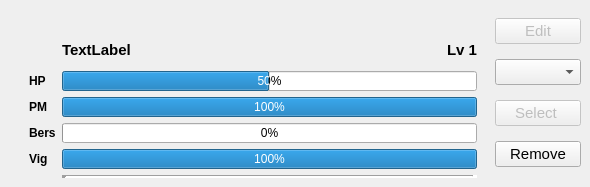
Above: app/view/forms/heropanel.ui from r0nd0ud0u/qt-rpg before the change. Below: the same form after it.
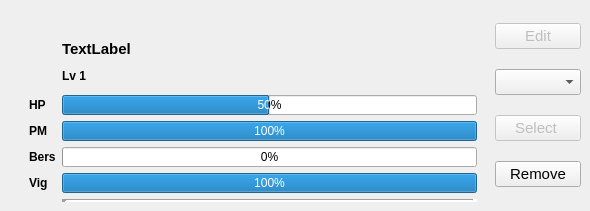
That is the form after the change. Custom widgets are drawn as their Qt base class.

Patch:
```diff
--- a/app/view/forms/heropanel.ui
+++ b/app/view/forms/heropanel.ui
@@ -7,7 +7,7 @@
     <x>0</x>
     <y>0</y>
     <width>590</width>
-    <height>187</height>
+    <height>211</height>
    </rect>
   </property>
   <property name="windowTitle">
@@ -151,7 +151,7 @@
          </property>
          <item row="1" column="1">
           <widget class="QWidget" name="hero_info" native="true">
-           <layout class="QHBoxLayout" name="horizontalLayout_2">
+           <layout class="QVBoxLayout" name="verticalLayout">
             <property name="spacing">
              <number>0</number>
             </property>
@@ -196,7 +196,7 @@
               </property>
               <property name="font">
                <font>
-                <pointsize>11</pointsize>
+                <pointsize>9</pointsize>
                 <bold>true</bold>
                </font>
               </property>
```
